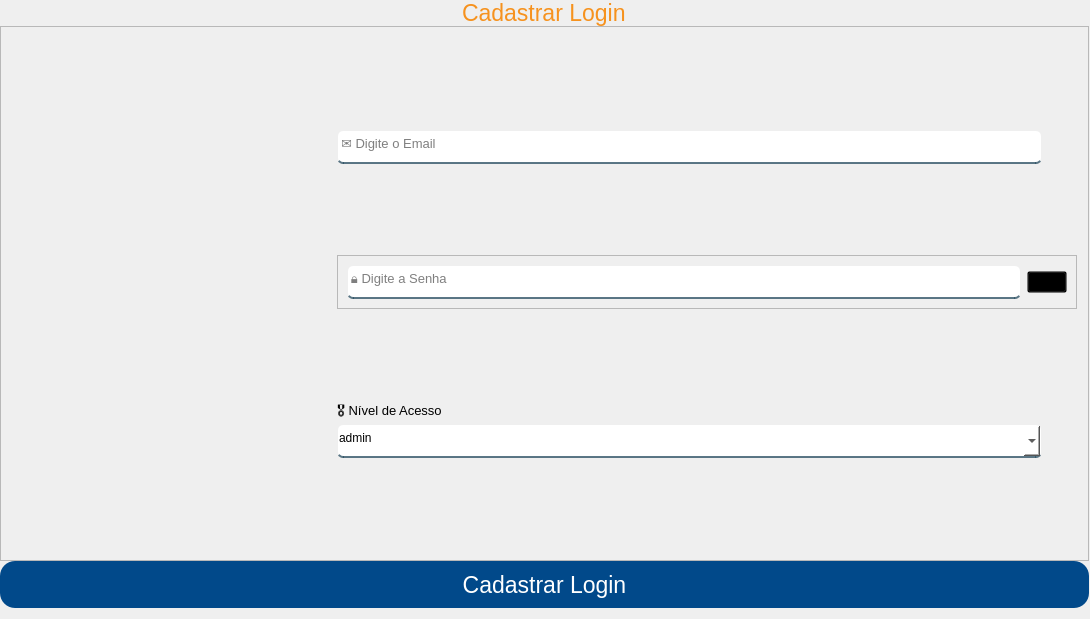
Qt form App/view/ui/cadastroLogin.ui (Senac-SOR-ADS/Mapa-de-Sala) before a commit.
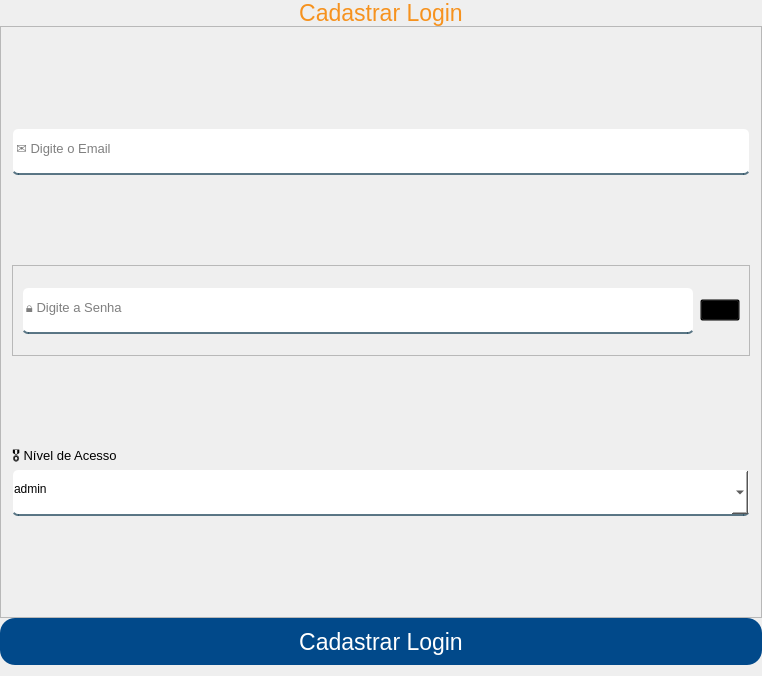
The same form after that commit. Icons and pictures are not drawn.

```diff
--- a/App/view/ui/cadastroLogin.ui
+++ b/App/view/ui/cadastroLogin.ui
@@ -6,10 +6,22 @@
    <rect>
     <x>0</x>
     <y>0</y>
-    <width>1090</width>
-    <height>619</height>
+    <width>762</width>
+    <height>676</height>
    </rect>
   </property>
+  <property name="minimumSize">
+   <size>
+    <width>762</width>
+    <height>676</height>
+   </size>
+  </property>
+  <property name="maximumSize">
+   <size>
+    <width>16777215</width>
+    <height>16777215</height>
+   </size>
+  </property>
   <property name="windowTitle">
    <string>Form</string>
   </property>
@@ -85,7 +97,7 @@
       <property name="bottomMargin">
        <number>0</number>
       </property>
-      <item alignment="Qt::AlignHCenter">
+      <item>
        <widget class="QLabel" name="titulo">
         <property name="font">
          <font>
@@ -95,12 +107,15 @@
         <property name="text">
          <string>Cadastrar Login</string>
         </property>
+        <property name="alignment">
+         <set>Qt::AlignCenter</set>
+        </property>
        </widget>
       </item>
       <item>
        <widget class="QFrame" name="frame">
         <property name="sizePolicy">
-         <sizepolicy hsizetype="Expanding" vsizetype="Expanding">
+         <sizepolicy hsizetype="Preferred" vsizetype="Expanding">
           <horstretch>0</horstretch>
           <verstretch>0</verstretch>
          </sizepolicy>
@@ -127,34 +142,6 @@
          <property name="bottomMargin">
           <number>11</number>
          </property>
-         <item>
-          <widget class="QWidget" name="widget_3" native="true">
-           <layout class="QVBoxLayout" name="verticalLayout_2">
-            <item>
-             <widget class="QLabel" name="label_2">
-              <property name="minimumSize">
-               <size>
-                <width>300</width>
-                <height>0</height>
-               </size>
-              </property>
-              <property name="text">
-               <string/>
-              </property>
-              <property name="pixmap">
-               <pixmap>imagem/logoSenac.png</pixmap>
-              </property>
-              <property name="scaledContents">
-               <bool>false</bool>
-              </property>
-              <property name="alignment">
-               <set>Qt::AlignCenter</set>
-              </property>
-             </widget>
-            </item>
-           </layout>
-          </widget>
-         </item>
          <item>
           <widget class="QWidget" name="widget_4" native="true">
            <layout class="QVBoxLayout" name="verticalLayout_3">
@@ -190,14 +177,14 @@
              <widget class="QLineEdit" name="email">
               <property name="minimumSize">
                <size>
-                <width>705</width>
-                <height>34</height>
+                <width>0</width>
+                <height>47</height>
                </size>
               </property>
               <property name="maximumSize">
                <size>
-                <width>705</width>
-                <height>34</height>
+                <width>16777215</width>
+                <height>16777215</height>
                </size>
               </property>
               <property name="font">
@@ -228,6 +215,12 @@
             </item>
             <item>
              <widget class="QFrame" name="frame_2">
+              <property name="sizePolicy">
+               <sizepolicy hsizetype="Preferred" vsizetype="Expanding">
+                <horstretch>0</horstretch>
+                <verstretch>0</verstretch>
+               </sizepolicy>
+              </property>
               <property name="frameShape">
                <enum>QFrame::StyledPanel</enum>
               </property>
@@ -239,14 +232,14 @@
                 <widget class="QLineEdit" name="senha">
                  <property name="minimumSize">
                   <size>
-                   <width>674</width>
-                   <height>34</height>
+                   <width>0</width>
+                   <height>47</height>
                   </size>
                  </property>
                  <property name="maximumSize">
                   <size>
-                   <width>649</width>
-                   <height>34</height>
+                   <width>16777215</width>
+                   <height>16777215</height>
                   </size>
                  </property>
                  <property name="font">
@@ -317,14 +310,14 @@
              <widget class="QComboBox" name="nivelAcesso">
               <property name="minimumSize">
                <size>
-                <width>705</width>
-                <height>34</height>
+                <width>0</width>
+                <height>47</height>
                </size>
               </property>
               <property name="maximumSize">
                <size>
-                <width>705</width>
-                <height>34</height>
+                <width>16777215</width>
+                <height>16777215</height>
                </size>
               </property>
               <property name="cursor">
```
